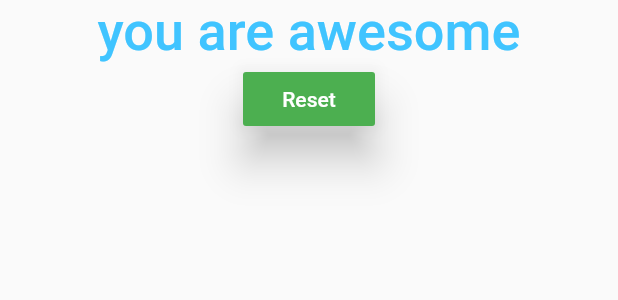
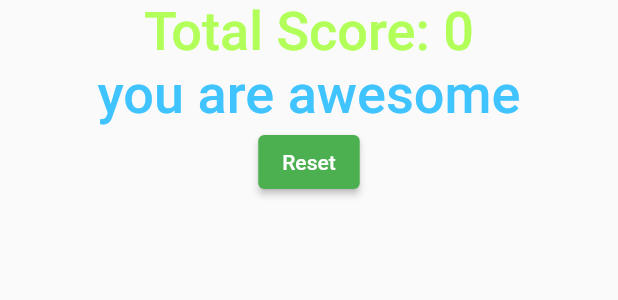
Before and after one commit to Jndkhan/Flutter_First, a Flutter app: the Result widget shown alone on an empty page, opened directly with empty values, on a phone screen of 412 x 824 dp. Shown: the top 300 px of the screen. Run offline on Flutter 3.47's test engine with Material 2 defaults, Android fonts, the phone set to English and light mode, and no system bars; statements that could not run were skipped.

Commit message:
display indexes and score of selected answer

```diff
--- a/lib/result.dart
+++ b/lib/result.dart
@@ -16,9 +16,9 @@ class Result extends StatelessWidget {
 
     if (resultScore <= 10) {
       resultText = 'you are awesome';
-    } else if (resultScore <= 15) {
+    } else if (resultScore <= 20) {
       resultText = 'you are good';
-    } else if (resultScore <= 20) {
+    } else if (resultScore <= 30) {
       resultText = 'you are bad';
     } else {
       resultText = 'you are strange';
@@ -31,6 +31,13 @@ class Result extends StatelessWidget {
     return Center(
       child: Column(
         children: [
+          Text(
+            'Total Score: ' + resultScore.toString(),
+            style: const TextStyle(
+                color: Colors.lightGreenAccent,
+                fontSize: 36,
+                fontWeight: FontWeight.w500),
+          ),
           Container(
             child: Text(
               resultPhrase,
@@ -40,11 +47,11 @@ class Result extends StatelessWidget {
                   fontWeight: FontWeight.w500),
             ),
           ),
-          RaisedButton(
+          ElevatedButton(
+              style: ButtonStyle(
+                  backgroundColor: MaterialStateProperty.all(Colors.green),
+                  foregroundColor: MaterialStateProperty.all(Colors.white)),
               child: Text('Reset'),
-              elevation: 12,
-              color: Colors.green,
-              textColor: Colors.white,
               onPressed: resetHandler)
         ],
       ),
```
Also changed, not shown: lib/main.dart (+28 -4 lines).
